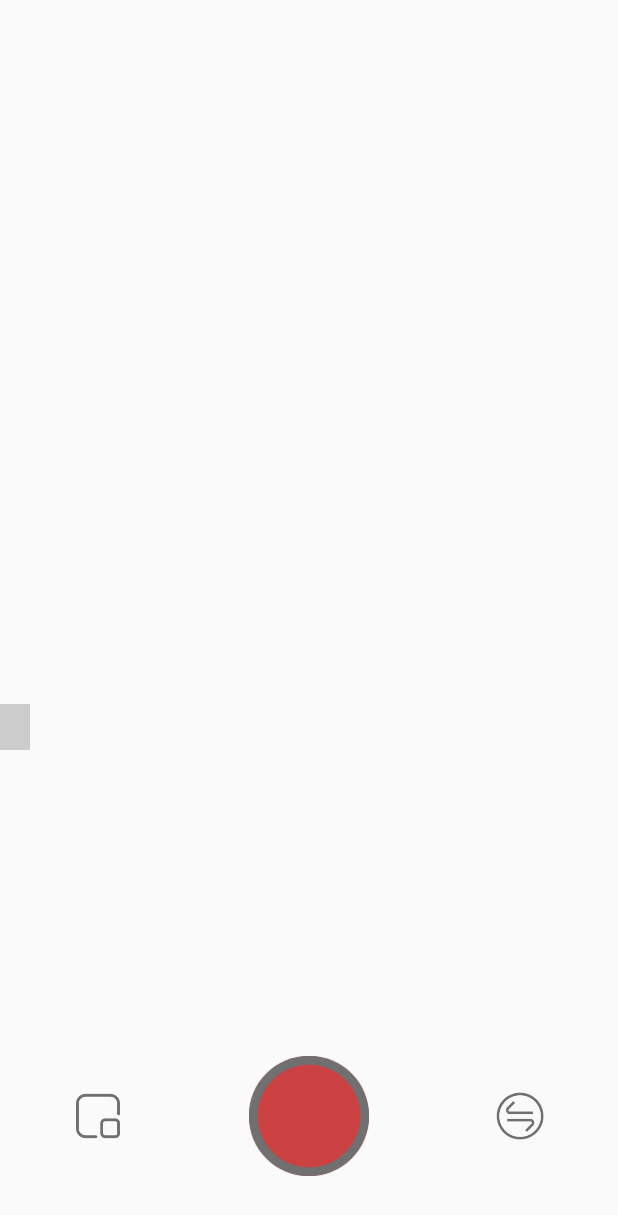
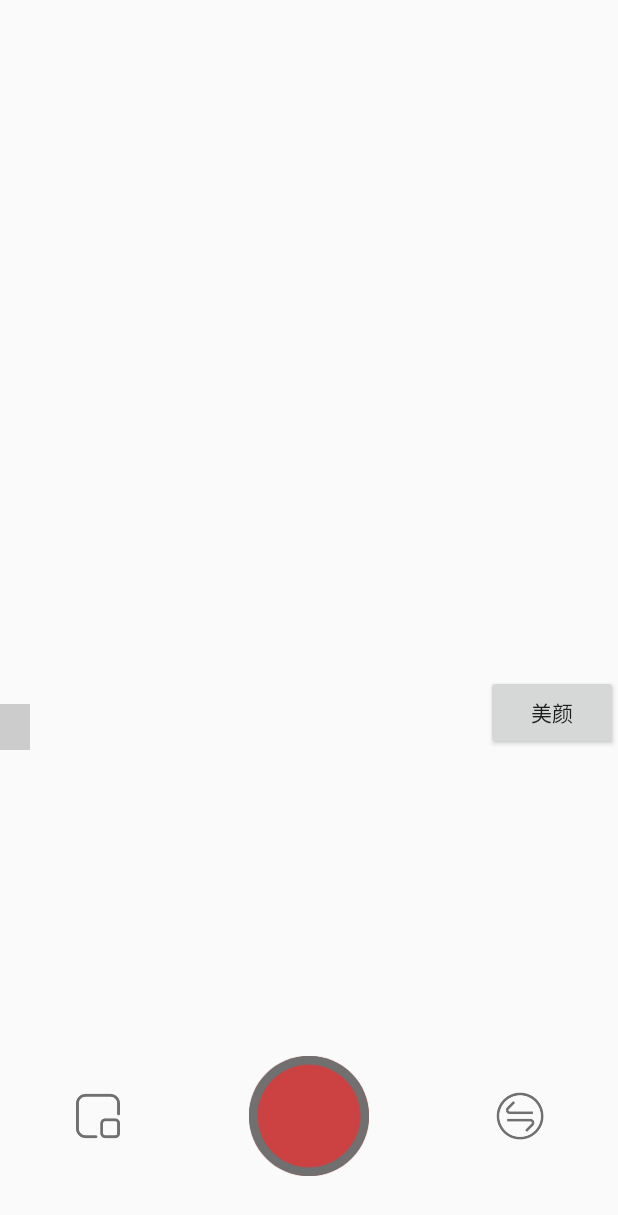
Before and after one commit to abocideQ/ABeautyCam, an Android app: the layout activity_camera.xml on its own in the app's theme, with its tools: preview values and no code run, on a phone screen of 412 x 824 dp. Shown: the top 1215 px of the screen. Run offline under Robolectric (Android 15) with nearby library versions, the light colour scheme and no system bars.

Commit message:
美颜开关

```diff
--- a/app/src/main/res/layout/activity_camera.xml
+++ b/app/src/main/res/layout/activity_camera.xml
@@ -12,6 +12,14 @@
         android:layout_width="match_parent"
         android:layout_height="500dp"
         android:orientation="vertical" />
+
+    <Button
+        android:id="@+id/bt_beauty"
+        android:layout_width="wrap_content"
+        android:layout_height="50dp"
+        android:layout_alignParentEnd="true"
+        android:layout_alignBottom="@+id/ll_container"
+        android:text="美颜" />
 
     <TextView
         android:id="@+id/tv_ratio"
```
Also changed, not shown: app/src/main/java/lin/abcdq/vdmake/CameraActivity.kt (+7 -0 lines), lib_vd/src/main/java/lin/abcdq/vd/camera/VdCamera.kt (+24 -6 lines), 3 other files.
